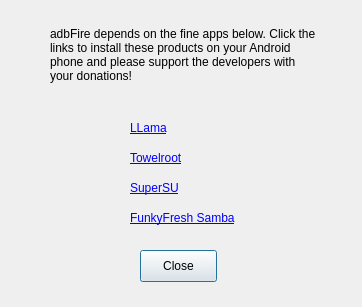
First picture: the form in creditsdialog.ui, repository kbrack1/adbFire, before the edit.
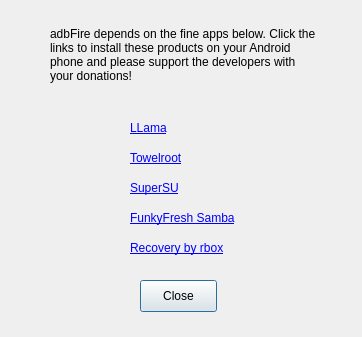
Second picture: the form after the edit.

```diff
--- a/creditsdialog.ui
+++ b/creditsdialog.ui
@@ -7,7 +7,7 @@
     <x>0</x>
     <y>0</y>
     <width>362</width>
-    <height>307</height>
+    <height>337</height>
    </rect>
   </property>
   <property name="windowTitle">
@@ -17,7 +17,7 @@
    <property name="geometry">
     <rect>
      <x>140</x>
-     <y>250</y>
+     <y>280</y>
      <width>77</width>
      <height>32</height>
     </rect>
@@ -121,6 +121,25 @@
     <bool>true</bool>
    </property>
   </widget>
+  <widget class="QLabel" name="label_9">
+   <property name="geometry">
+    <rect>
+     <x>130</x>
+     <y>240</y>
+     <width>131</width>
+     <height>16</height>
+    </rect>
+   </property>
+   <property name="text">
+    <string>&lt;html&gt;&lt;head/&gt;&lt;body&gt;&lt;p&gt;&lt;a href=&quot;http://forum.xda-developers.com/fire-tv/development/recovery-cwm-recovery-6-0-5-0-0-t2882336/post55591488&quot;&gt;&lt;span style=&quot; text-decoration: underline; color:#0000ff;&quot;&gt;Recovery by rbox&lt;/span&gt;&lt;/a&gt;&lt;/p&gt;&lt;/body&gt;&lt;/html&gt;</string>
+   </property>
+   <property name="openExternalLinks">
+    <bool>true</bool>
+   </property>
+   <property name="textInteractionFlags">
+    <set>Qt::LinksAccessibleByMouse|Qt::TextSelectableByMouse</set>
+   </property>
+  </widget>
  </widget>
  <resources/>
  <connections>
```
